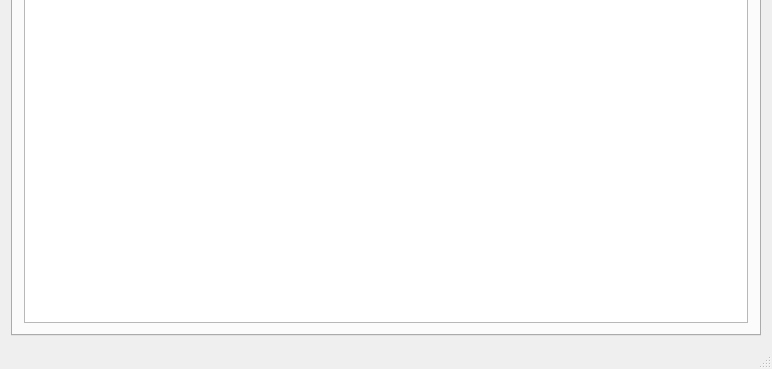
athenabjorg/sacr, file mainwindow.ui: the form before one commit; both pictures show x 0 to 772 and y 238 to 607 of the 772 by 607 pixel window.
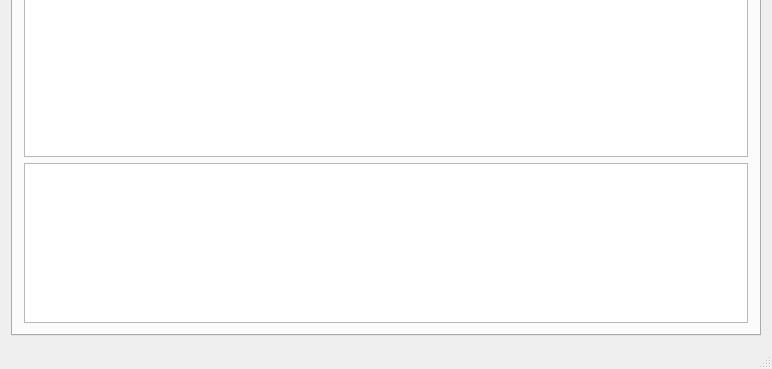
The form after the commit.

```diff
--- a/mainwindow.ui
+++ b/mainwindow.ui
@@ -203,7 +203,10 @@
          </layout>
         </item>
         <item>
-         <widget class="QTableView" name="scientisList"/>
+         <widget class="QTableWidget" name="scientistTable"/>
+        </item>
+        <item>
+         <widget class="QTableView" name="scientistList"/>
         </item>
        </layout>
       </widget>
```
